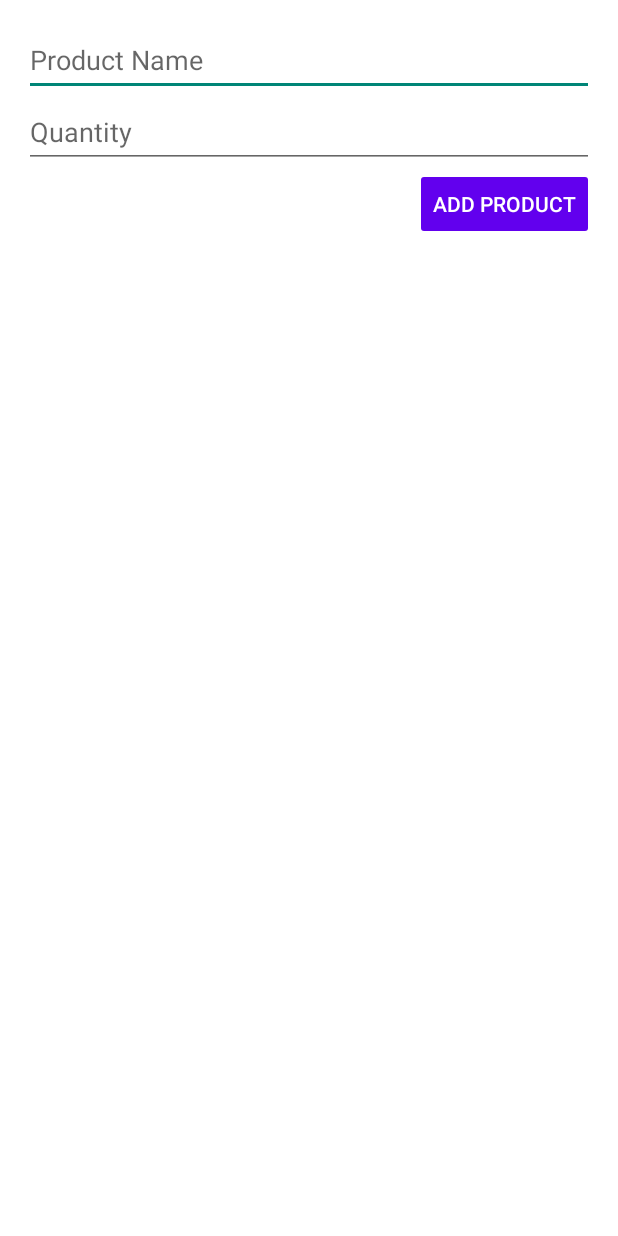
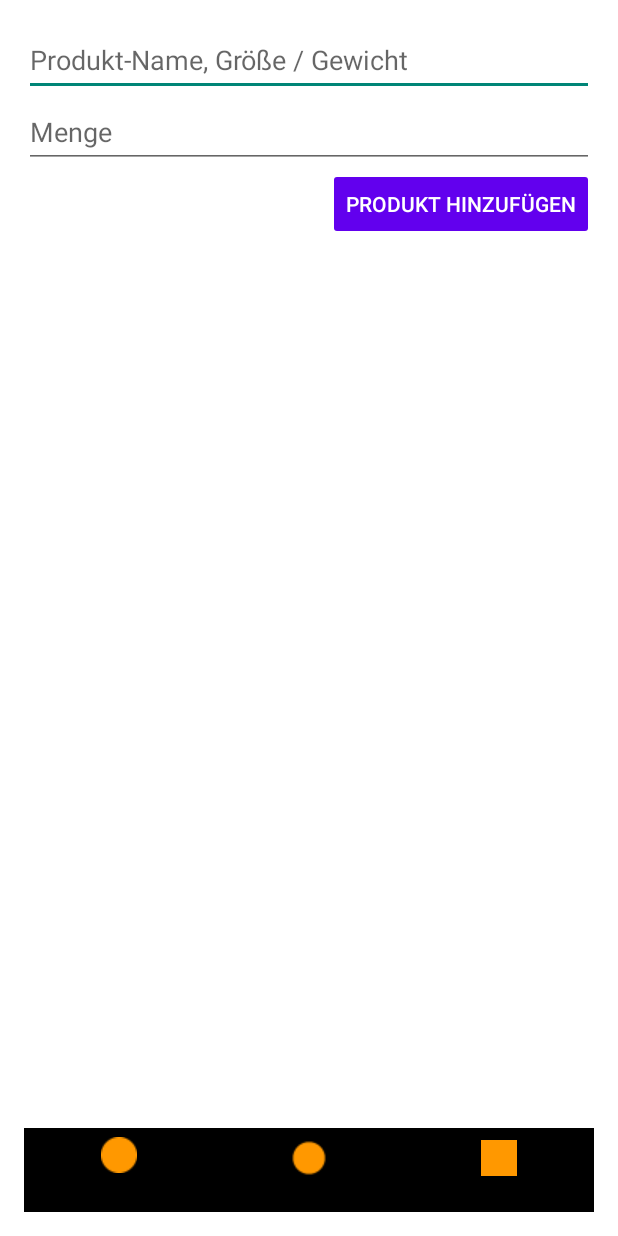
Before and after one commit to kharinasun24/MyApplication, an Android app built with Jetpack Compose: the screen it shows after launch (MainActivity), on a phone screen of 412 x 824 dp. Run offline under Robolectric (Android 15) with nearby library versions, the phone set to English and light mode, and no system bars; our stand-ins replace Room's generated code, data binding.

Commit message:
I18n done. Navigation bottom menu done. Contact picker activity to implement.

```diff
--- a/app/src/main/AndroidManifest.xml
+++ b/app/src/main/AndroidManifest.xml
@@ -6,6 +6,7 @@
 
     <uses-permission android:name="android.permission.INTERNET" />
     <uses-permission android:name="android.permission.WRITE_EXTERNAL_STORAGE" />
+    <uses-permission android:name="android.permission.READ_CONTACTS" />
 
     <application
         android:name=".GroceryApplication"
--- a/app/src/main/java/com/example/myapplication/GroceryDao.kt
+++ b/app/src/main/java/com/example/myapplication/GroceryDao.kt
@@ -14,4 +14,7 @@ interface GroceryDao {
 
     @Query("SELECT * FROM grocery_items ORDER BY id ASC")
     fun getAllItems(): LiveData<List<GroceryItem>>
+
+    @Query("DELETE FROM grocery_items")
+    suspend fun clearAllItems()
 }
--- a/app/src/main/java/com/example/myapplication/viewmodel/GroceryViewModel.kt
+++ b/app/src/main/java/com/example/myapplication/viewmodel/GroceryViewModel.kt
@@ -22,21 +22,11 @@ class GroceryViewModel(private val dao: GroceryDao) : ViewModel() {
             dao.delete(item)
         }
     }
-    /*
-    private val _items = MutableLiveData<List<GroceryItem>>(emptyList())
-    val items: LiveData<List<GroceryItem>> get() = _items
 
-    private var nextId = 1
-
-    fun addItem(item: GroceryItem) {
-        val updatedList = _items.value.orEmpty().toMutableList()
-        updatedList.add(item.copy(id = nextId++))
-        _items.value = updatedList
+    fun clearAllItems() {
+        viewModelScope.launch {
+            dao.clearAllItems()
+        }
     }
 
-    fun deleteItem(item: GroceryItem) {
-        val updatedList = _items.value.orEmpty().filter { it.id != item.id }
-        _items.value = updatedList
-    }
-    */
 }
--- a/app/src/main/res/layout/activity_main.xml
+++ b/app/src/main/res/layout/activity_main.xml
@@ -15,7 +15,7 @@
             android:id="@+id/editTextItemName"
             android:layout_width="match_parent"
             android:layout_height="wrap_content"
-            android:hint="Product Name"
+            android:hint="@string/product_name"
             android:inputType="text"
             android:textColor="@color/text_color"
             android:minHeight="48dp" />
@@ -24,7 +24,7 @@
             android:id="@+id/editTextQuantity"
             android:layout_width="match_parent"
             android:layout_height="wrap_content"
-            android:hint="Quantity"
+            android:hint="@string/quantity"
             android:inputType="number"
             android:textColor="@color/text_color"
             android:minHeight="48dp" />
@@ -35,7 +35,7 @@
             android:layout_height="wrap_content"
             android:textColor="@color/background_color"
             android:backgroundTint="@color/button_background"
-            android:text="Add Product"
+            android:text="@string/add_product"
             android:layout_gravity="right" />
 
         <androidx.recyclerview.widget.RecyclerView
@@ -43,5 +43,14 @@
             android:layout_width="match_parent"
             android:layout_height="0dp"
             android:layout_weight="1" />
+
+        <com.google.android.material.bottomnavigation.BottomNavigationView
+            android:id="@+id/bottomNavigationView"
+            android:layout_width="match_parent"
+            android:layout_height="wrap_content"
+            app:menu="@menu/bottom_nav_menu"
+            app:labelVisibilityMode="labeled"
+            app:itemIconTint="@color/nav_icon_tint"
+            app:itemTextColor="@color/nav_text_color" />
     </LinearLayout>
 </layout>
--- a/app/src/main/res/layout/item_grocery.xml
+++ b/app/src/main/res/layout/item_grocery.xml
@@ -25,7 +25,7 @@
         android:layout_width="wrap_content"
         android:layout_height="wrap_content"
         android:layout_gravity="right"
-        android:text="Delete Product"
+        android:text="@string/delete_product"
         android:textColor="@color/background_color"
         android:backgroundTint="@color/button_background" />/>
 </LinearLayout>
--- /dev/null
+++ b/app/src/main/res/menu/bottom_nav_menu.xml
@@ -0,0 +1,15 @@
+<?xml version="1.0" encoding="utf-8"?>
+<menu xmlns:android="http://schemas.android.com/apk/res/android">
+    <item
+        android:id="@+id/nav_home"
+        android:icon="@drawable/ic_home"
+        android:title="@string/home" />
+    <item
+        android:id="@+id/nav_contacts"
+        android:icon="@drawable/ic_contacts"
+        android:title="@string/contacts" />
+    <item
+        android:id="@+id/nav_delete_all"
+        android:icon="@drawable/ic_delete"
+        android:title="@string/delete_all" />
+</menu>
--- a/app/src/main/res/values/colors.xml
+++ b/app/src/main/res/values/colors.xml
@@ -5,4 +5,6 @@
     <color name="text_color">#000000</color>
     <color name="background_color">#FFFFFF</color>
     <color name="button_background">#6200EE</color>
+    <color name="nav_icon_tint">#FF9800</color>
+    <color name="nav_text_color">#000000</color>
 </resources>
--- a/app/src/main/res/values/strings.xml
+++ b/app/src/main/res/values/strings.xml
@@ -1,4 +1,11 @@
 <?xml version="1.0" encoding="utf-8"?>
 <resources>
     <string name="app_name">Meine App</string>
+    <string name="add_product">Produkt hinzufügen</string>
+    <string name="quantity">Menge</string>
+    <string name="product_name">Produkt-Name, Größe / Gewicht</string>
+    <string name="delete_product">Produkt löschen</string>
+    <string name="home">Home</string>
+    <string name="contacts">Contacts</string>
+    <string name="delete_all">Delete All</string>
 </resources>
```
Also changed, not shown: app/src/main/java/com/example/myapplication/MainActivity.kt (+21 -0 lines), app/src/main/res/drawable/ic_contacts.png (added), app/src/main/res/drawable/ic_delete.png (added), app/src/main/res/drawable/ic_home.png (added), 1 other file.
